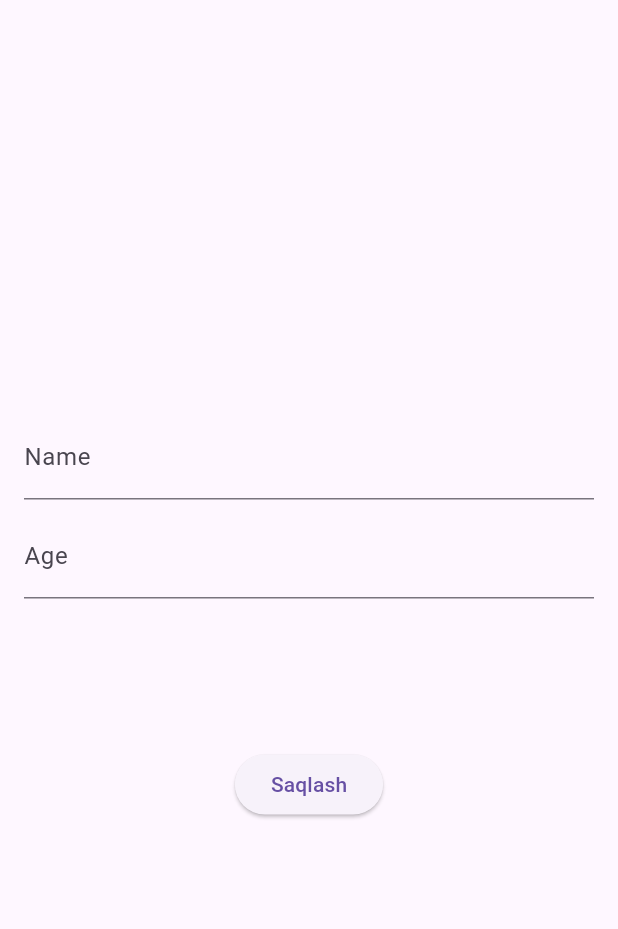
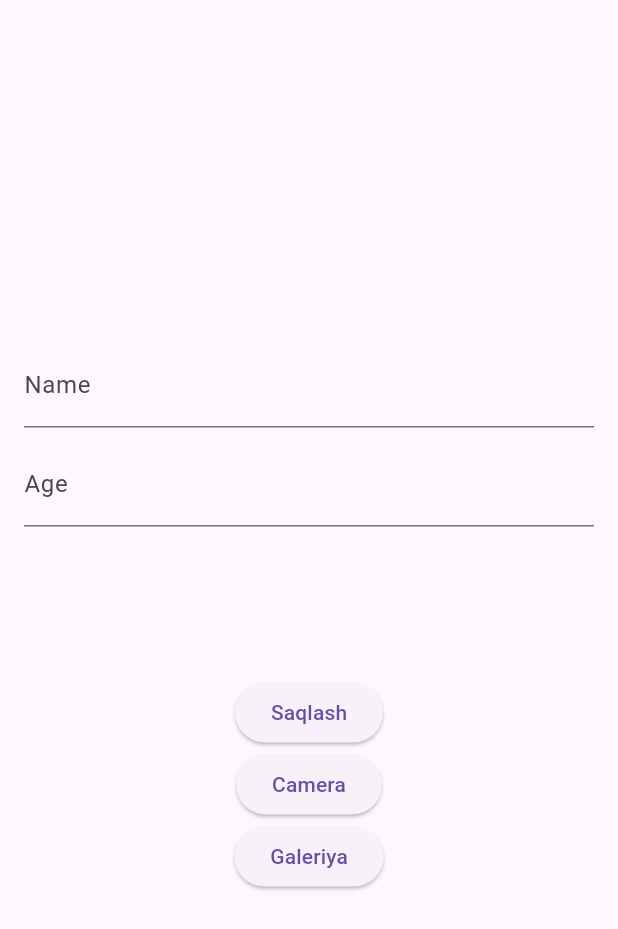
Before and after one commit to SunatilloAbduvaliyev/takrorlash, a Flutter app: the screen it shows after launch, on a phone screen of 412 x 824 dp. Shown: the top 929 px of the screen. Run offline on Flutter 3.47's test engine with Material 3 defaults, Android fonts, the phone set to English and light mode, and no system bars; our stand-ins replace cloud_firestore, firebase_auth, firebase_core, firebase_storage, flutter_bloc, flutter_svg and 1 more; accounts and stored records are empty.

Commit message:
firestore ge finish

```diff
--- a/lib/screen/firestore/add_update_user/add_update_user.dart
+++ b/lib/screen/firestore/add_update_user/add_update_user.dart
@@ -41,6 +41,8 @@ class _AddUpdateUserScreenState extends State<AddUpdateUserScreen> {
                   mainAxisAlignment: MainAxisAlignment.center,
                   crossAxisAlignment: CrossAxisAlignment.center,
                   children: [
+                    if(state.imageUrl.isNotEmpty)
+                      Image.network(state.imageUrl),
                     TextField(
                       controller: nameController,
                       decoration: const InputDecoration(
@@ -72,6 +74,24 @@ class _AddUpdateUserScreenState extends State<AddUpdateUserScreen> {
                         context.read<UserBloc>().add(GetAllUsersEvent());
                       },
                       child: const Text('Saqlash'),
+                    ),
+                    ElevatedButton(
+                      onPressed: () {
+                        context.read<UserBloc>().add(
+                          UserImageFromCamera()
+                        );
+                        context.read<UserBloc>().add(GetAllUsersEvent());
+                      },
+                      child: const Text('Camera'),
+                    ),
+                    ElevatedButton(
+                      onPressed: () {
+                        context.read<UserBloc>().add(
+                          UserImageFromGallery()
+                        );
+                        context.read<UserBloc>().add(GetAllUsersEvent());
+                      },
+                      child: const Text('Galeriya'),
                     ),
                   ],
                 );
--- a/lib/screen/firestore/bloc/user_event.dart
+++ b/lib/screen/firestore/bloc/user_event.dart
@@ -1,3 +1,5 @@
+import 'package:image_picker/image_picker.dart';
+
 import '../../../data/model/user_model.dart';
 
 abstract class UserEvent{}
@@ -18,3 +20,11 @@ class DeleteUserEvent extends UserEvent{
   final String dbId;
   DeleteUserEvent({required this.dbId});
 }
+
+class UserImageFromGallery extends UserEvent{}
+class UserImageFromCamera extends UserEvent{}
+class UserUpLoadImageEvent extends UserEvent{
+  final XFile pickedFile;
+  final String storagePath;
+  UserUpLoadImageEvent({required this.pickedFile, required this.storagePath});
+}
--- a/lib/screen/firestore/bloc/user_state.dart
+++ b/lib/screen/firestore/bloc/user_state.dart
@@ -8,7 +8,10 @@ class GetAllUserState extends UserState {
   GetAllUserState({required this.userModel});
 }
 
-class InitialUserState extends UserState {}
+class InitialUserState extends UserState {
+  final String imageUrl;
+  InitialUserState({this.imageUrl = ''});
+}
 
 class LoadingUserState extends UserState {}
 
--- a/pubspec.yaml
+++ b/pubspec.yaml
@@ -43,6 +43,8 @@ dependencies:
   flutter_bloc: ^8.1.5
   image_picker: ^1.0.8
   bloc_concurrency: ^0.2.5
+  firebase_storage: ^11.6.11
+  path_provider: ^2.0.0
 
 dev_dependencies:
   flutter_test:
```
Also changed, not shown: lib/screen/firestore/bloc/user_bloc.dart (+172 -23 lines), pubspec.lock.
